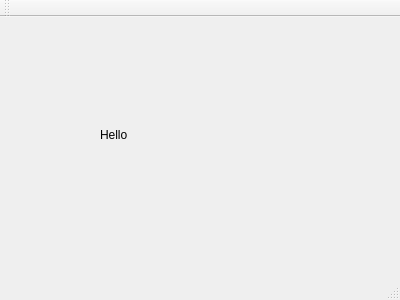
Qt form mainwindow.ui (eleda/VocabularyV) before a commit.
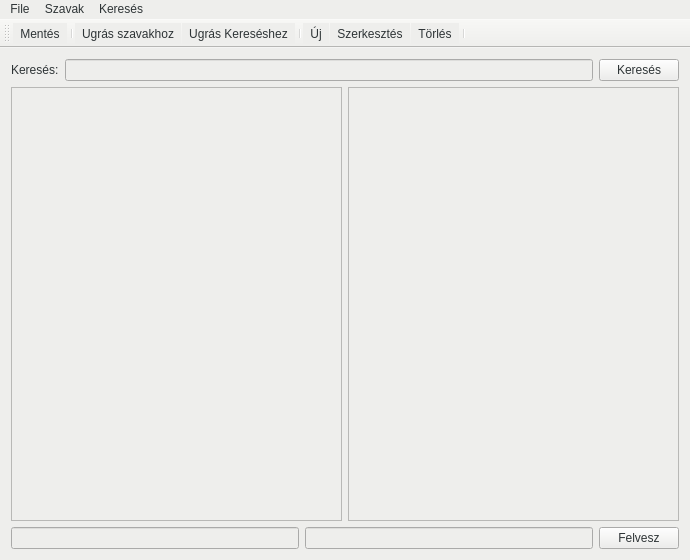
The same form after that commit.

Commit message: program osszeallitasa

The edit to the form file:
```diff
--- a/mainwindow.ui
+++ b/mainwindow.ui
@@ -6,37 +6,129 @@
    <rect>
     <x>0</x>
     <y>0</y>
-    <width>400</width>
-    <height>300</height>
+    <width>690</width>
+    <height>560</height>
    </rect>
   </property>
   <property name="windowTitle">
-   <string>MainWindow</string>
+   <string>Vocabulary</string>
+  </property>
+  <property name="styleSheet">
+   <string notr="true">background-color: rgb(238, 238, 236);
+color: rgb(46, 52, 54);</string>
   </property>
   <widget class="QWidget" name="centralWidget">
-   <widget class="QLabel" name="label">
-    <property name="geometry">
-     <rect>
-      <x>100</x>
-      <y>110</y>
-      <width>50</width>
-      <height>15</height>
-     </rect>
-    </property>
-    <property name="text">
-     <string>Hello</string>
-    </property>
-   </widget>
+   <layout class="QVBoxLayout" name="verticalLayout_2">
+    <item>
+     <layout class="QVBoxLayout" name="verticalLayout">
+      <item>
+       <layout class="QHBoxLayout" name="horizontalLayout">
+        <item>
+         <widget class="QLabel" name="label">
+          <property name="text">
+           <string>Keresés:</string>
+          </property>
+          <property name="buddy">
+           <cstring>lineEdit_searchfor</cstring>
+          </property>
+         </widget>
+        </item>
+        <item>
+         <widget class="QLineEdit" name="lineEdit_searchfor"/>
+        </item>
+        <item>
+         <widget class="QPushButton" name="pushButton_search">
+          <property name="text">
+           <string>Keresés</string>
+          </property>
+         </widget>
+        </item>
+       </layout>
+      </item>
+      <item>
+       <layout class="QHBoxLayout" name="horizontalLayout_3">
+        <item>
+         <widget class="QListWidget" name="listWidget">
+          <property name="autoFillBackground">
+           <bool>true</bool>
+          </property>
+          <property name="styleSheet">
+           <string notr="true">font: 75 14pt &quot;Nimbus Roman No9 L&quot;;</string>
+          </property>
+          <property name="alternatingRowColors">
+           <bool>false</bool>
+          </property>
+          <property name="selectionRectVisible">
+           <bool>true</bool>
+          </property>
+         </widget>
+        </item>
+        <item>
+         <widget class="QListWidget" name="listWidget_searchResults">
+          <property name="enabled">
+           <bool>false</bool>
+          </property>
+         </widget>
+        </item>
+       </layout>
+      </item>
+      <item>
+       <layout class="QHBoxLayout" name="horizontalLayout_2">
+        <item>
+         <widget class="QLineEdit" name="lineEdit_word"/>
+        </item>
+        <item>
+         <widget class="QLineEdit" name="lineEdit_meaning"/>
+        </item>
+        <item>
+         <widget class="QPushButton" name="pushButton_addModify">
+          <property name="text">
+           <string>Felvesz</string>
+          </property>
+         </widget>
+        </item>
+       </layout>
+      </item>
+     </layout>
+    </item>
+   </layout>
   </widget>
   <widget class="QMenuBar" name="menuBar">
    <property name="geometry">
     <rect>
      <x>0</x>
      <y>0</y>
-     <width>400</width>
+     <width>690</width>
      <height>20</height>
     </rect>
    </property>
+   <widget class="QMenu" name="menuFile">
+    <property name="title">
+     <string>File</string>
+    </property>
+    <addaction name="actionReload"/>
+    <addaction name="actionSave"/>
+    <addaction name="actionExit"/>
+   </widget>
+   <widget class="QMenu" name="menuEleemk">
+    <property name="title">
+     <string>Szavak</string>
+    </property>
+    <addaction name="actionGo_To_Words"/>
+    <addaction name="separator"/>
+    <addaction name="actionNew"/>
+    <addaction name="actionEdit"/>
+    <addaction name="actionDelete"/>
+   </widget>
+   <widget class="QMenu" name="menuSearch">
+    <property name="title">
+     <string>Keresés</string>
+    </property>
+    <addaction name="actionSearch_For"/>
+   </widget>
+   <addaction name="menuFile"/>
+   <addaction name="menuEleemk"/>
+   <addaction name="menuSearch"/>
   </widget>
   <widget class="QToolBar" name="mainToolBar">
    <attribute name="toolBarArea">
@@ -45,8 +137,82 @@
    <attribute name="toolBarBreak">
     <bool>false</bool>
    </attribute>
+   <addaction name="actionSave"/>
+   <addaction name="separator"/>
+   <addaction name="actionGo_To_Words"/>
+   <addaction name="actionSearch_For"/>
+   <addaction name="separator"/>
+   <addaction name="actionNew"/>
+   <addaction name="actionEdit"/>
+   <addaction name="actionDelete"/>
+   <addaction name="separator"/>
   </widget>
-  <widget class="QStatusBar" name="statusBar"/>
+  <action name="actionSave">
+   <property name="text">
+    <string>Mentés</string>
+   </property>
+   <property name="shortcut">
+    <string>Ctrl+S</string>
+   </property>
+  </action>
+  <action name="actionExit">
+   <property name="text">
+    <string>Exit</string>
+   </property>
+  </action>
+  <action name="action_j">
+   <property name="text">
+    <string>New</string>
+   </property>
+  </action>
+  <action name="actionNew">
+   <property name="text">
+    <string>Új</string>
+   </property>
+   <property name="shortcut">
+    <string>F1</string>
+   </property>
+  </action>
+  <action name="actionEdit">
+   <property name="text">
+    <string>Szerkesztés</string>
+   </property>
+   <property name="shortcut">
+    <string>F2</string>
+   </property>
+  </action>
+  <action name="actionGo_To_Words">
+   <property name="text">
+    <string>Ugrás szavakhoz</string>
+   </property>
+   <property name="shortcut">
+    <string>Esc</string>
+   </property>
+  </action>
+  <action name="actionDelete">
+   <property name="text">
+    <string>Törlés...</string>
+   </property>
+   <property name="toolTip">
+    <string>Törlés...</string>
+   </property>
+   <property name="shortcut">
+    <string>Del</string>
+   </property>
+  </action>
+  <action name="actionSearch_For">
+   <property name="text">
+    <string>Ugrás Kereséshez</string>
+   </property>
+   <property name="shortcut">
+    <string>F3</string>
+   </property>
+  </action>
+  <action name="actionReload">
+   <property name="text">
+    <string>Újra betöltés</string>
+   </property>
+  </action>
  </widget>
  <layoutdefault spacing="6" margin="11"/>
  <resources/>
```
Left out of the diff: 9 changed lines with no effect on the pictures. The commit also changes 2 other files.
